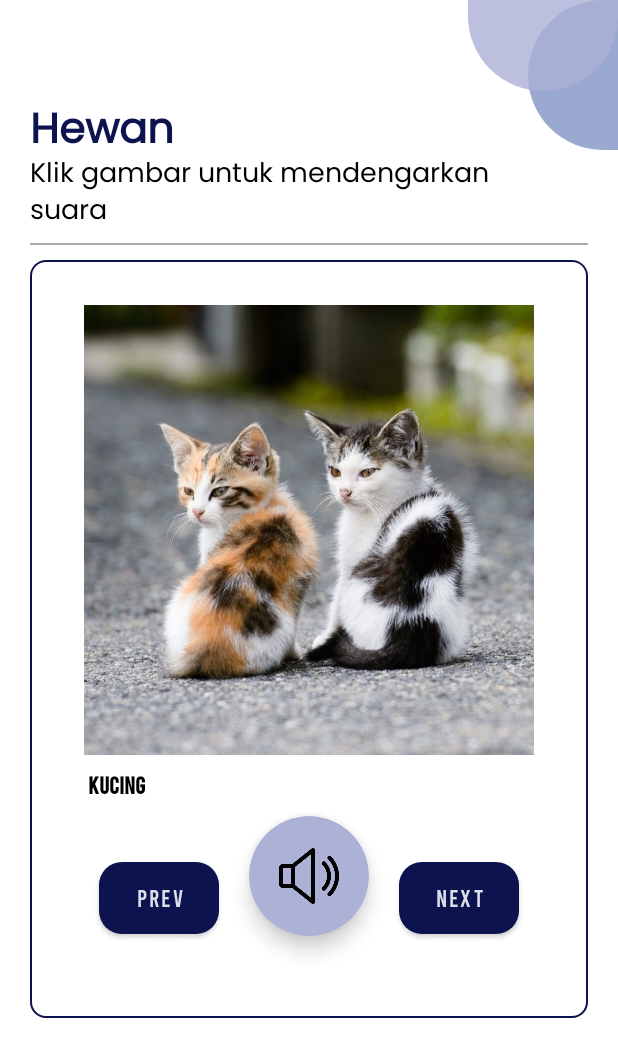
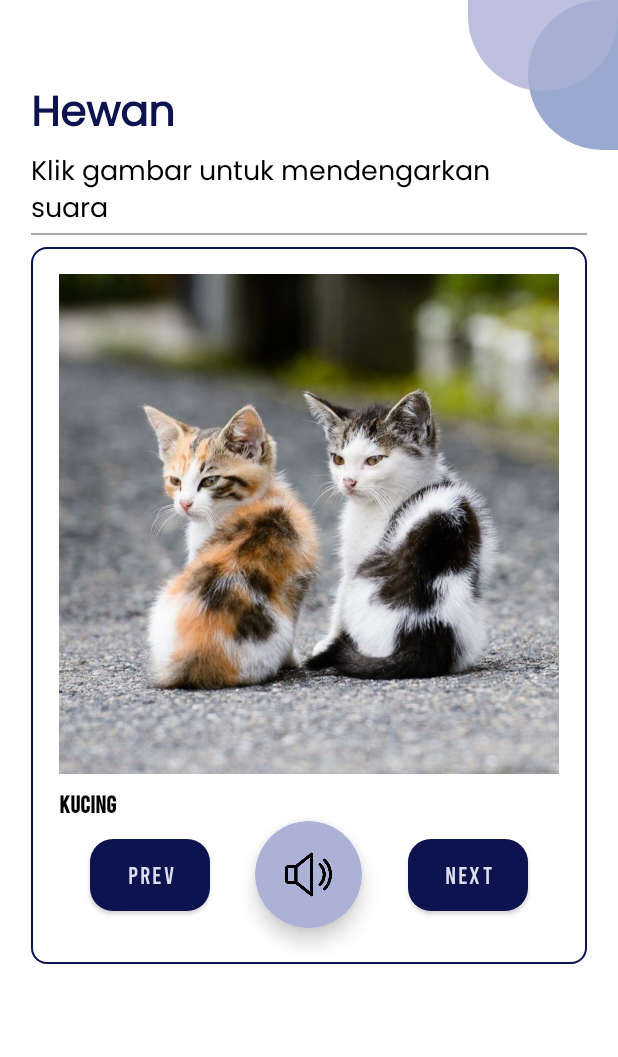
Before and after one commit to Masdikaa/aplikasi-pembelajaran-tunanetra, an Android app: the HewanActivity screen opened directly, with no data from a screen before it, on a phone screen of 412 x 824 dp. Shown: the top 1057 px of the screen. Run offline under Robolectric (Android 15) with nearby library versions, the light colour scheme and no system bars.

Commit message:
Make Menu Hewan responsive using constraints

```diff
--- a/app/src/main/res/layout/activity_hewan.xml
+++ b/app/src/main/res/layout/activity_hewan.xml
@@ -24,59 +24,48 @@
         app:layout_constraintEnd_toEndOf="parent"
         app:layout_constraintTop_toTopOf="parent" />
 
-    <LinearLayout
-        android:id="@+id/header_hewan"
-        android:layout_width="match_parent"
-        android:layout_height="wrap_content"
-        android:layout_marginStart="20dp"
-        android:layout_marginTop="65dp"
-        android:layout_marginBottom="15dp"
-        android:gravity="left"
-        android:orientation="vertical"
-        app:layout_constraintEnd_toEndOf="parent"
-        app:layout_constraintStart_toStartOf="parent"
-        app:layout_constraintTop_toTopOf="parent">
-
     <TextView
-            android:layout_width="match_parent"
+        android:layout_width="0dp"
         android:layout_height="wrap_content"
         android:fontFamily="@font/poppins_regular"
         android:text="Hewan"
         android:textColor="@color/primary"
         android:textSize="28sp"
-            android:textStyle="bold" />
+        android:textStyle="bold"
+        app:layout_constraintBottom_toTopOf="@+id/textView"
+        app:layout_constraintStart_toStartOf="@+id/vertical_guideline_1" />
 
     <TextView
-            android:layout_width="match_parent"
+        android:id="@+id/textView"
+        android:layout_width="0dp"
         android:layout_height="wrap_content"
-            android:layout_marginTop="-10dp"
         android:fontFamily="@font/poppins_regular"
         android:text="Klik gambar untuk mendengarkan\nsuara"
         android:textColor="@color/black"
-            android:textSize="18sp" />
+        android:textSize="18sp"
+        app:layout_constraintBottom_toTopOf="@id/kiri"
+        app:layout_constraintStart_toEndOf="@id/vertical_guideline_1" />
 
     <View
         android:id="@+id/kiri"
-            android:layout_width="match_parent"
+        android:layout_width="0dp"
         android:layout_height="1dp"
-            android:layout_marginTop="5dp"
-            android:layout_marginEnd="20dp"
-            android:background="@android:color/darker_gray" />
-
-    </LinearLayout>
+        android:background="@android:color/darker_gray"
+        app:layout_constraintBottom_toTopOf="@id/horizontal_guideline_header"
+        app:layout_constraintEnd_toStartOf="@id/vertical_guideline_2"
+        app:layout_constraintStart_toEndOf="@id/vertical_guideline_1" />
 
     <LinearLayout
         android:id="@+id/image_layout"
-        android:layout_width="match_parent"
-        android:layout_height="wrap_content"
-        android:layout_marginHorizontal="20dp"
-        android:layout_marginTop="10dp"
+        android:layout_width="0dp"
+        android:layout_height="0dp"
         android:background="@drawable/linear_layout_background"
         android:gravity="center"
         android:orientation="vertical"
-        app:layout_constraintEnd_toEndOf="parent"
-        app:layout_constraintStart_toStartOf="parent"
-        app:layout_constraintTop_toBottomOf="@id/header_hewan">
+        app:layout_constraintBottom_toTopOf="@id/bottom_image_guideline"
+        app:layout_constraintEnd_toStartOf="@id/vertical_guideline_2"
+        app:layout_constraintStart_toEndOf="@id/vertical_guideline_1"
+        app:layout_constraintTop_toBottomOf="@id/top_image_guideline">
 
         <androidx.constraintlayout.widget.ConstraintLayout
             android:layout_width="match_parent"
@@ -84,19 +73,18 @@
 
             <ImageView
                 android:id="@+id/image_hewan"
-                android:layout_width="300dp"
-                android:layout_height="300dp"
-                android:layout_marginTop="30dp"
+                android:layout_width="0dp"
+                android:layout_height="0dp"
                 android:src="@color/purple_500"
-                app:layout_constraintEnd_toEndOf="parent"
-                app:layout_constraintStart_toStartOf="parent"
-                app:layout_constraintTop_toTopOf="parent" />
+                app:layout_constraintDimensionRatio="1:1"
+                app:layout_constraintEnd_toStartOf="@id/end_image_guideline"
+                app:layout_constraintStart_toEndOf="@id/start_image_guideline"
+                app:layout_constraintTop_toBottomOf="@id/top_image_guideline1" />
 
             <TextView
                 android:id="@+id/tv_nama_hewan"
-                android:layout_width="300dp"
+                android:layout_width="0dp"
                 android:layout_height="wrap_content"
-                android:layout_marginStart="5dp"
                 android:layout_marginTop="10dp"
                 android:fontFamily="@font/bebas_regular"
                 android:text="Nama Hewan"
@@ -104,31 +92,22 @@
                 android:textColor="@color/black"
                 android:textSize="16sp"
                 android:textStyle="bold"
-                app:layout_constraintEnd_toEndOf="parent"
-                app:layout_constraintStart_toStartOf="parent"
+                app:layout_constraintEnd_toEndOf="@id/image_hewan"
+                app:layout_constraintStart_toStartOf="@id/image_hewan"
                 app:layout_constraintTop_toBottomOf="@id/image_hewan" />
-
-            <androidx.constraintlayout.widget.ConstraintLayout
-                android:layout_width="match_parent"
-                android:layout_height="160dp"
-                android:layout_marginTop="15dp"
-                app:layout_constraintBottom_toBottomOf="parent"
-                app:layout_constraintEnd_toEndOf="parent"
-                app:layout_constraintStart_toStartOf="parent"
-                app:layout_constraintTop_toBottomOf="@id/image_hewan">
 
             <androidx.cardview.widget.CardView
                 android:id="@+id/btn_play_voice"
-                    android:layout_width="80dp"
-                    android:layout_height="80dp"
-                    android:layout_marginBottom="30dp"
+                android:layout_width="0dp"
+                android:layout_height="0dp"
                 android:backgroundTint="@color/secondary_variant_1"
                 app:cardCornerRadius="50dp"
                 app:cardElevation="8dp"
-                    app:layout_constraintBottom_toBottomOf="parent"
-                    app:layout_constraintEnd_toEndOf="parent"
-                    app:layout_constraintStart_toStartOf="parent"
-                    app:layout_constraintTop_toTopOf="parent">
+                app:layout_constraintBottom_toTopOf="@id/button_voice_bottom_guideline"
+                app:layout_constraintDimensionRatio="1:1"
+                app:layout_constraintEnd_toStartOf="@id/button_voice_end_guideline"
+                app:layout_constraintStart_toEndOf="@id/button_voice_start_guideline"
+                app:layout_constraintTop_toBottomOf="@id/button_voice_top_guideline">
 
                 <ImageView
                     android:id="@+id/btn_volume"
@@ -144,30 +123,123 @@
                 android:id="@+id/btn_back"
                 android:layout_width="80dp"
                 android:layout_height="wrap_content"
-                    android:layout_marginEnd="20dp"
+                android:layout_marginEnd="10dp"
                 android:background="@drawable/button_background_1"
                 android:fontFamily="@font/bebas_regular"
                 android:text="Prev"
                 android:textSize="16sp"
-                    app:layout_constraintBottom_toBottomOf="parent"
+                app:layout_constraintBottom_toBottomOf="@id/btn_play_voice"
                 app:layout_constraintEnd_toStartOf="@id/btn_play_voice"
-                    app:layout_constraintTop_toTopOf="parent" />
+                app:layout_constraintStart_toStartOf="@id/tv_nama_hewan"
+                app:layout_constraintTop_toTopOf="@id/btn_play_voice" />
 
             <Button
                 android:id="@+id/btn_next"
                 android:layout_width="80dp"
                 android:layout_height="wrap_content"
-                    android:layout_marginStart="20dp"
+                android:layout_marginStart="10dp"
                 android:background="@drawable/button_background_1"
                 android:fontFamily="@font/bebas_regular"
                 android:text="Next"
                 android:textSize="16sp"
-                    app:layout_constraintBottom_toBottomOf="parent"
+                app:layout_constraintBottom_toBottomOf="@id/btn_play_voice"
+                app:layout_constraintEnd_toEndOf="@id/tv_nama_hewan"
                 app:layout_constraintStart_toEndOf="@id/btn_play_voice"
-                    app:layout_constraintTop_toTopOf="parent" />
+                app:layout_constraintTop_toTopOf="@id/btn_play_voice" />
+
+            <androidx.constraintlayout.widget.Guideline
+                android:id="@+id/vertical_guideline"
+                android:layout_width="wrap_content"
+                android:layout_height="wrap_content"
+                android:orientation="vertical"
+                app:layout_constraintGuide_percent="0.5" />
+
+            <androidx.constraintlayout.widget.Guideline
+                android:id="@+id/button_voice_start_guideline"
+                android:layout_width="wrap_content"
+                android:layout_height="wrap_content"
+                android:orientation="vertical"
+                app:layout_constraintGuide_begin="140dp" />
+
+            <androidx.constraintlayout.widget.Guideline
+                android:id="@+id/button_voice_end_guideline"
+                android:layout_width="wrap_content"
+                android:layout_height="wrap_content"
+                android:orientation="vertical"
+                app:layout_constraintGuide_percent="0.62" />
+
+            <androidx.constraintlayout.widget.Guideline
+                android:id="@+id/button_voice_top_guideline"
+                android:layout_width="wrap_content"
+                android:layout_height="wrap_content"
+                android:orientation="horizontal"
+                app:layout_constraintGuide_percent="0.80" />
+
+            <androidx.constraintlayout.widget.Guideline
+                android:id="@+id/button_voice_bottom_guideline"
+                android:layout_width="wrap_content"
+                android:layout_height="wrap_content"
+                android:orientation="horizontal"
+                app:layout_constraintGuide_percent="0.95" />
+
+            <androidx.constraintlayout.widget.Guideline
+                android:id="@+id/top_image_guideline1"
+                android:layout_width="wrap_content"
+                android:layout_height="wrap_content"
+                android:orientation="horizontal"
+                app:layout_constraintGuide_percent="0.037" />
+
+            <androidx.constraintlayout.widget.Guideline
+                android:id="@+id/start_image_guideline"
+                android:layout_width="wrap_content"
+                android:layout_height="wrap_content"
+                android:orientation="vertical"
+                app:layout_constraintGuide_percent="0.05" />
+
+            <androidx.constraintlayout.widget.Guideline
+                android:id="@+id/end_image_guideline"
+                android:layout_width="wrap_content"
+                android:layout_height="wrap_content"
+                android:orientation="vertical"
+                app:layout_constraintGuide_percent="0.95" />
 
         </androidx.constraintlayout.widget.ConstraintLayout>
 
+    </LinearLayout>
+
+    <androidx.constraintlayout.widget.Guideline
+        android:id="@+id/top_image_guideline"
+        android:layout_width="wrap_content"
+        android:layout_height="wrap_content"
+        android:orientation="horizontal"
+        app:layout_constraintGuide_percent="0.20" />
+
+    <androidx.constraintlayout.widget.Guideline
+        android:id="@+id/bottom_image_guideline"
+        android:layout_width="wrap_content"
+        android:layout_height="wrap_content"
+        android:orientation="horizontal"
+        app:layout_constraintGuide_percent="0.78" />
+
+    <androidx.constraintlayout.widget.Guideline
+        android:id="@+id/vertical_guideline_1"
+        android:layout_width="wrap_content"
+        android:layout_height="wrap_content"
+        android:orientation="vertical"
+        app:layout_constraintGuide_percent="0.05" />
+
+    <androidx.constraintlayout.widget.Guideline
+        android:id="@+id/vertical_guideline_2"
+        android:layout_width="wrap_content"
+        android:layout_height="wrap_content"
+        android:orientation="vertical"
+        app:layout_constraintGuide_percent="0.95" />
+
+    <androidx.constraintlayout.widget.Guideline
+        android:id="@+id/horizontal_guideline_header"
+        android:layout_width="wrap_content"
+        android:layout_height="wrap_content"
+        android:orientation="horizontal"
+        app:layout_constraintGuide_percent="0.19" />
+
 </androidx.constraintlayout.widget.ConstraintLayout>
-    </LinearLayout>
-</androidx.constraintlayout.widget.ConstraintLayout>
```
Lines whose indentation alone changed are shown as unchanged.
